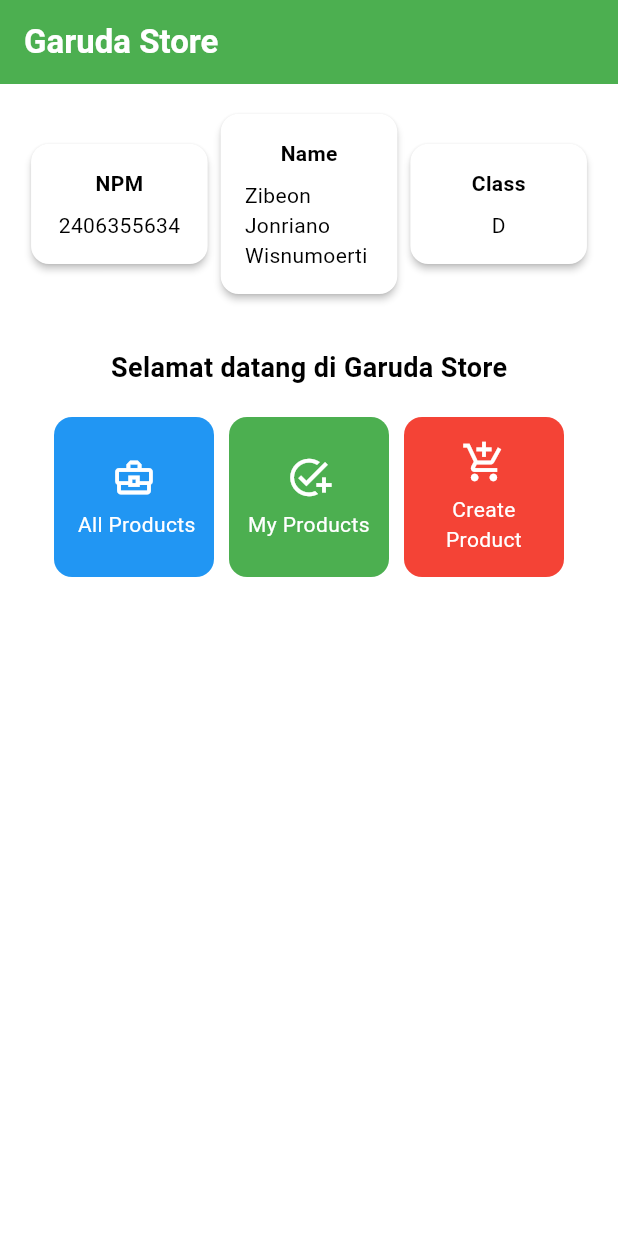
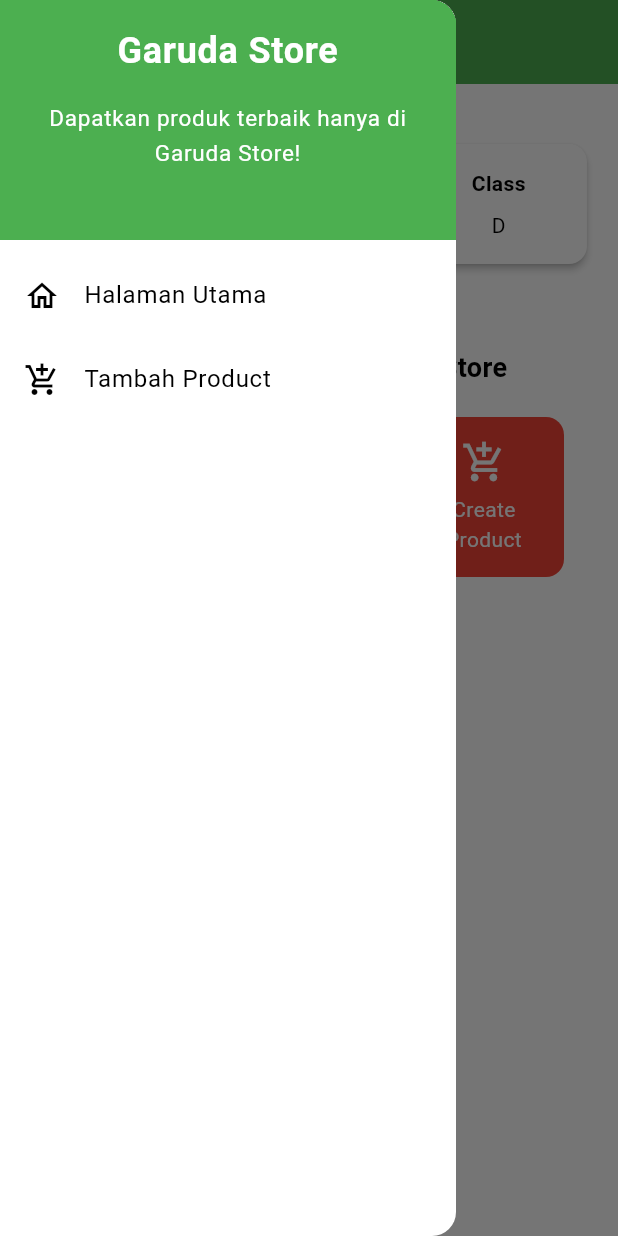
Before and after one commit to zibeonjonriano/garuda-store-mobile, a Flutter app: the screen it shows after launch, with the side drawer open (before the commit the screen has no drawer), on a phone screen of 412 x 824 dp. Run offline on Flutter 3.47's test engine with Material 3 defaults, Android fonts, the phone set to English and light mode, and no system bars.

Commit message:
Complete Tugas 8: Flutter Navigation, Layouts, Forms, and Input Elements

```diff
--- a/lib/main.dart
+++ b/lib/main.dart
@@ -1,5 +1,5 @@
 import 'package:flutter/material.dart';
-import 'package:garuda_store/menu.dart';
+import 'package:garuda_store/screens/menu.dart';
 
 
 void main() {
@@ -13,7 +13,7 @@ class MyApp extends StatelessWidget {
   @override
   Widget build(BuildContext context) {
     return MaterialApp(
-      title: 'Flutter Demo',
+      title: 'Garuda Store',
       theme: ThemeData(
         // This is the theme of your application.
         //
@@ -32,6 +32,7 @@ class MyApp extends StatelessWidget {
         // tested with just a hot reload.
          colorScheme: ColorScheme.fromSwatch(primarySwatch: Colors.green)
          .copyWith(secondary: Colors.greenAccent[400]),
+         useMaterial3: true,
       ),
       home: MyHomePage(),
     );
--- /dev/null
+++ b/lib/models/product_entry.dart
@@ -0,0 +1,17 @@
+class Product {
+  final String name;
+  final int price;
+  final String description;
+  final String thumbnail;
+  final String category;
+  final bool isFeatured;
+
+  Product({
+    required this.name,
+    required this.price,
+    required this.description,
+    required this.thumbnail,
+    required this.category,
+    required this.isFeatured,
+  });
+}
--- a/lib/menu.dart
+++ b/lib/screens/menu.dart
@@ -1,4 +1,6 @@
 import 'package:flutter/material.dart';
+import 'package:garuda_store/widgets/left_drawer.dart';
+import 'package:garuda_store/widgets/product_card.dart';
 
 class MyHomePage extends StatelessWidget {
     MyHomePage({super.key});
@@ -28,7 +30,9 @@ class MyHomePage extends StatelessWidget {
         ),
         // Warna latar belakang AppBar diambil dari skema warna tema aplikasi.
         backgroundColor: Theme.of(context).colorScheme.primary,
+        iconTheme: const IconThemeData(color: Colors.white),
       ),
+      drawer: const LeftDrawer(),
       // Body halaman dengan padding di sekelilingnya.
       body: Padding(
         padding: const EdgeInsets.all(16.0),
@@ -92,67 +96,6 @@ class MyHomePage extends StatelessWidget {
   }
 }
 
-class ItemHomepage {
- final String name;
- final IconData icon;
- final Color color;
-
- ItemHomepage(this.name, this.icon, this.color);
-}
-
-class ItemCard extends StatelessWidget {
-  // Menampilkan kartu dengan ikon dan nama.
-
-  final ItemHomepage item;
-
-  const ItemCard(this.item, {super.key});
-
-  @override
-  Widget build(BuildContext context) {
-    return Material(
-      // Menggunakan item.color yang sudah ditentukan
-      color: item.color,
-      // Membuat sudut kartu melengkung.
-      borderRadius: BorderRadius.circular(12),
-
-      child: InkWell(
-        // Aksi ketika kartu ditekan.
-        onTap: () {
-          // Menampilkan pesan SnackBar saat kartu ditekan.
-          ScaffoldMessenger.of(context)
-            ..hideCurrentSnackBar()
-            ..showSnackBar(
-              SnackBar(content: Text("Kamu telah menekan tombol ${item.name}!"))
-            );
-        },
-        // Container untuk menyimpan Icon dan Text
-        child: Container(
-          padding: const EdgeInsets.all(8),
-          child: Center(
-            child: Column(
-              // Menyusun ikon dan teks di tengah kartu.
-              mainAxisAlignment: MainAxisAlignment.center,
-              children: [
-                Icon(
-                  item.icon,
-                  color: Colors.white,
-                  size: 30.0,
-                ),
-                const Padding(padding: EdgeInsets.all(3)),
-                Text(
-                  item.name,
-                  textAlign: TextAlign.center,
-                  style: const TextStyle(color: Colors.white),
-                ),
-              ],
-            ),
-          ),
-        ),
-      ),
-    );
-  }
-
-}
 
 class InfoCard extends StatelessWidget {
   // Kartu informasi yang menampilkan title dan content.
--- /dev/null
+++ b/lib/widgets/left_drawer.dart
@@ -0,0 +1,69 @@
+import 'package:flutter/material.dart';
+import 'package:garuda_store/screens/menu.dart';
+import 'package:garuda_store/screens/productentry_form.dart';
+
+class LeftDrawer extends StatelessWidget {
+  const LeftDrawer({super.key});
+
+  @override
+  Widget build(BuildContext context) {
+    return Drawer(
+      child: ListView(
+        children: [
+          DrawerHeader(
+            decoration: BoxDecoration(
+              color: Theme.of(context).colorScheme.primary,
+            ),
+            child: const Column(
+              children: [
+                Text(
+                  'Garuda Store',
+                  textAlign: TextAlign.center,
+                  style: TextStyle(
+                    fontSize: 24,
+                    fontWeight: FontWeight.bold,
+                    color: Colors.white,
+                  ),
+                ),
+                Padding(padding: EdgeInsets.all(8)),
+                Text(
+                  "Dapatkan produk terbaik hanya di Garuda Store!",
+                  textAlign: TextAlign.center,
+                  style: TextStyle(
+                    fontSize: 15,
+                    color: Colors.white,
+                    fontWeight: FontWeight.normal,
+                  ),
+                ),
+              ],
+            ),
+          ),
+          ListTile(
+            leading: const Icon(Icons.home_outlined),
+            title: const Text('Halaman Utama'),
+            // Bagian redirection ke MyHomePage
+            onTap: () {
+              Navigator.pushReplacement(
+                  context,
+                  MaterialPageRoute(
+                    builder: (context) => MyHomePage(),
+                  ));
+            },
+          ),
+          ListTile(
+            leading: const Icon(Icons.add_shopping_cart),
+            title: const Text('Tambah Product'),
+            // Bagian redirection ke ProductEntryFormPage
+            onTap: () {
+              Navigator.pushReplacement(
+                  context,
+                  MaterialPageRoute(
+                    builder: (context) => const ProductEntryFormPage(),
+                  ));
+            },
+          ),
+        ],
+      ),
+    );
+  }
+}
--- /dev/null
+++ b/lib/widgets/product_card.dart
@@ -0,0 +1,63 @@
+import 'package:flutter/material.dart';
+import 'package:garuda_store/screens/productentry_form.dart';
+
+class ItemHomepage {
+  final String name;
+  final IconData icon;
+  final Color color;
+
+  ItemHomepage(this.name, this.icon, this.color);
+}
+
+class ItemCard extends StatelessWidget {
+  final ItemHomepage item;
+
+  const ItemCard(this.item, {super.key});
+
+  @override
+  Widget build(BuildContext context) {
+    return Material(
+      color: item.color,
+      borderRadius: BorderRadius.circular(12),
+      child: InkWell(
+        onTap: () {
+          ScaffoldMessenger.of(context)
+            ..hideCurrentSnackBar()
+            ..showSnackBar(SnackBar(
+                content: Text("Kamu telah menekan tombol ${item.name}!")));
+
+          // Navigate ke route yang sesuai (tergantung jenis tombol)
+          if (item.name == "Create Product") {
+            Navigator.push(
+              context,
+              MaterialPageRoute(
+                builder: (context) => const ProductEntryFormPage(),
+              ),
+            );
+          }
+        },
+        child: Container(
+          padding: const EdgeInsets.all(8),
+          child: Center(
+            child: Column(
+              mainAxisAlignment: MainAxisAlignment.center,
+              children: [
+                Icon(
+                  item.icon,
+                  color: Colors.white,
+                  size: 30.0,
+                ),
+                const Padding(padding: EdgeInsets.all(3)),
+                Text(
+                  item.name,
+                  textAlign: TextAlign.center,
+                  style: const TextStyle(color: Colors.white),
+                ),
+              ],
+            ),
+          ),
+        ),
+      ),
+    );
+  }
+}
```
Also changed, not shown: lib/screens/productentry_form.dart (added, +321 -0 lines), 1 other file.
